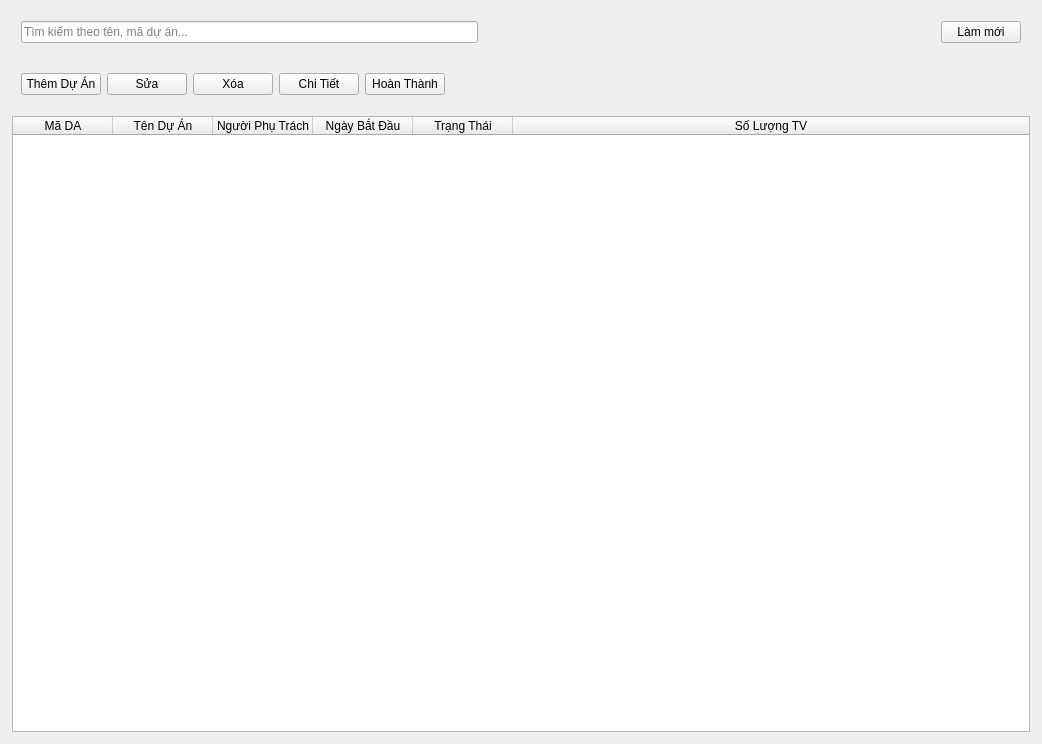
BTL-DSA-OOP/QLNS_GD, file GD_QLDuAn.ui: the form before one commit.
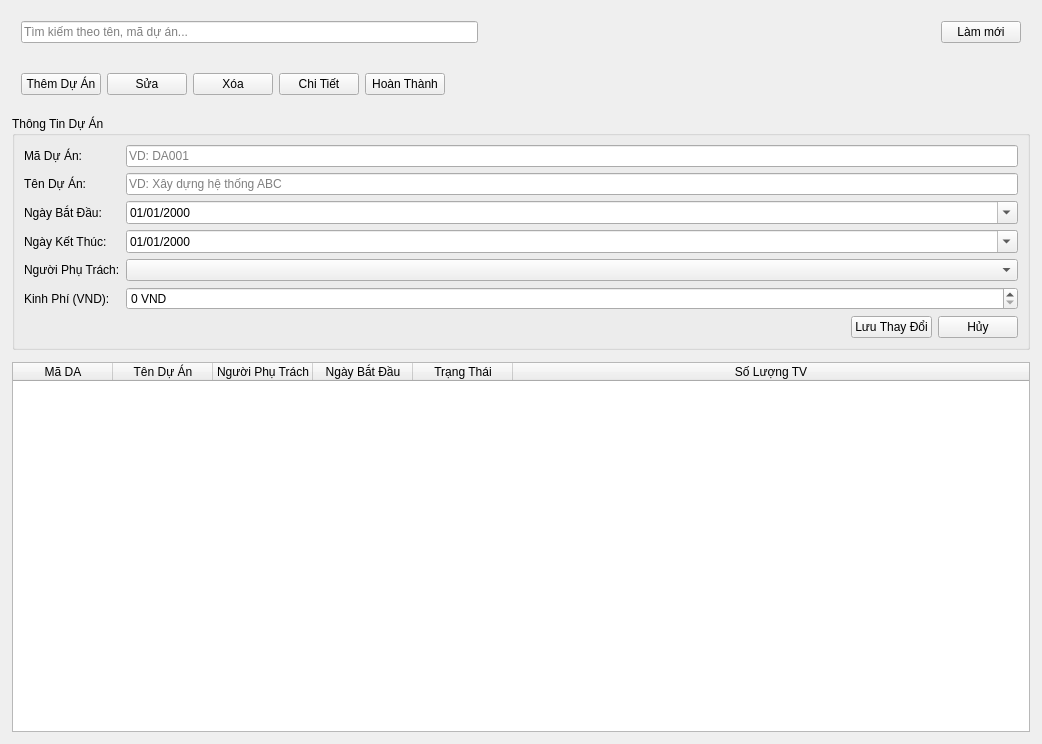
The form after the commit. Icons and pictures are not drawn.

```diff
--- a/GD_QLDuAn.ui
+++ b/GD_QLDuAn.ui
@@ -149,6 +149,157 @@
      </layout>
     </widget>
    </item>
+   <!-- BẮT ĐẦU KHUNG NHẬP LIỆU MỚI -->
+   <item>
+    <widget class="QGroupBox" name="groupBox_Input">
+     <property name="title">
+      <string>Thông Tin Dự Án</string>
+     </property>
+     <layout class="QVBoxLayout" name="verticalLayout_3">
+      <item>
+       <layout class="QFormLayout" name="formLayout">
+        <item row="0" column="0">
+         <widget class="QLabel" name="label">
+          <property name="text">
+           <string>Mã Dự Án:</string>
+          </property>
+         </widget>
+        </item>
+        <item row="0" column="1">
+         <widget class="QLineEdit" name="txtMaDA">
+          <property name="placeholderText">
+           <string>VD: DA001</string>
+          </property>
+         </widget>
+        </item>
+        <item row="1" column="0">
+         <widget class="QLabel" name="label_2">
+          <property name="text">
+           <string>Tên Dự Án:</string>
+          </property>
+         </widget>
+        </item>
+        <item row="1" column="1">
+         <widget class="QLineEdit" name="txtTenDA">
+          <property name="placeholderText">
+           <string>VD: Xây dựng hệ thống ABC</string>
+          </property>
+         </widget>
+        </item>
+        <item row="2" column="0">
+         <widget class="QLabel" name="label_3">
+          <property name="text">
+           <string>Ngày Bắt Đầu:</string>
+          </property>
+         </widget>
+        </item>
+        <item row="2" column="1">
+         <widget class="QDateEdit" name="dateNgayBD">
+          <property name="calendarPopup">
+           <bool>true</bool>
+          </property>
+          <property name="displayFormat">
+           <string>dd/MM/yyyy</string>
+          </property>
+         </widget>
+        </item>
+        <item row="3" column="0">
+         <widget class="QLabel" name="label_4">
+          <property name="text">
+           <string>Ngày Kết Thúc:</string>
+          </property>
+         </widget>
+        </item>
+        <item row="3" column="1">
+         <widget class="QDateEdit" name="dateNgayKT">
+          <property name="calendarPopup">
+           <bool>true</bool>
+          </property>
+          <property name="displayFormat">
+           <string>dd/MM/yyyy</string>
+          </property>
+         </widget>
+        </item>
+        <item row="4" column="0">
+         <widget class="QLabel" name="label_5">
+          <property name="text">
+           <string>Người Phụ Trách:</string>
+          </property>
+         </widget>
+        </item>
+        <item row="4" column="1">
+         <widget class="QComboBox" name="comboNguoiPT"/>
+        </item>
+        <item row="5" column="0">
+         <widget class="QLabel" name="label_6">
+          <property name="text">
+           <string>Kinh Phí (VND):</string>
+          </property>
+         </widget>
+        </item>
+        <item row="5" column="1">
+         <widget class="QDoubleSpinBox" name="spinKinhPhi">
+          <property name="suffix">
+           <string> VND</string>
+          </property>
+          <property name="decimals">
+           <number>0</number>
+          </property>
+          <property name="maximum">
+           <double>9.9999999999e+11</double>
+          </property>
+          <property name="singleStep">
+           <double>1000000.0</double>
+          </property>
+         </widget>
+        </item>
+       </layout>
+      </item>
+      <item>
+       <layout class="QHBoxLayout" name="horizontalLayout">
+        <item>
+         <spacer name="horizontalSpacer_3">
+          <property name="orientation">
+           <enum>Qt::Horizontal</enum>
+          </property>
+          <property name="sizeHint" stdset="0">
+           <size>
+            <width>40</width>
+            <height>20</height>
+           </size>
+          </property>
+         </spacer>
+        </item>
+        <item>
+         <widget class="QPushButton" name="btnSaveChanges">
+          <property name="text">
+           <string>Lưu Thay Đổi</string>
+          </property>
+          <!-- Giả định bạn có icon save.svg trong icons.qrc -->
+          <!-- <property name="icon">
+           <iconset resource="icons.qrc">
+            <normaloff>:/icons/save.svg</normaloff>:/icons/save.svg</iconset>
+          </property> -->
+         </widget>
+        </item>
+        <item>
+         <widget class="QPushButton" name="btnCancelChanges">
+          <property name="text">
+           <string>Hủy</string>
+          </property>
+           <!-- Giả định bạn có icon cancel.svg trong icons.qrc -->
+          <!-- <property name="icon">
+           <iconset resource="icons.qrc">
+            <normaloff>:/icons/cancel.svg</normaloff>:/icons/cancel.svg</iconset>
+          </property> -->
+         </widget>
+        </item>
+       </layout>
+      </item>
+     </layout>
+    </widget>
+   </item>
+   <!-- KẾT THÚC KHUNG NHẬP LIỆU MỚI -->
    <item>
     <widget class="QTableWidget" name="tableProjects">
      <property name="editTriggers">
```
